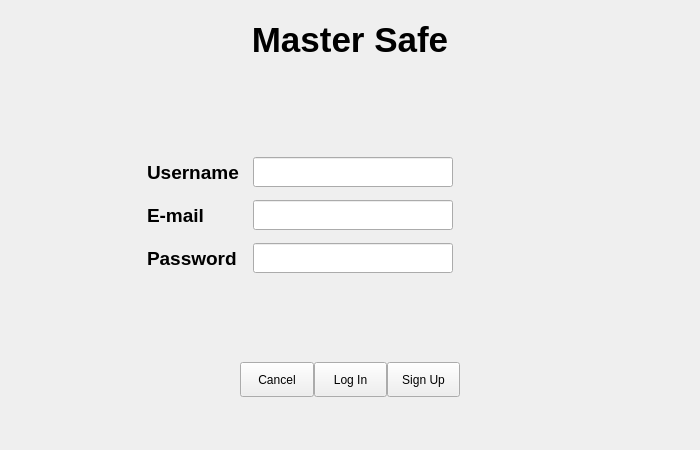
Above: UI/login.ui from milonpabis/MasterPass before the change. Below: the same form after it.
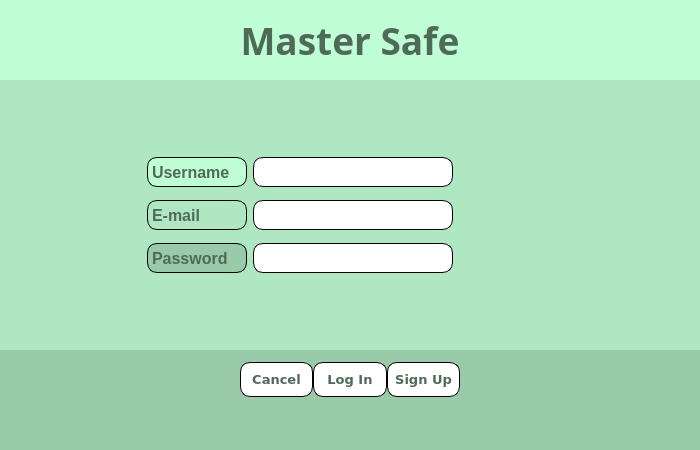
That is the form after the change.

Diff of the .ui file:
```diff
--- a/UI/login.ui
+++ b/UI/login.ui
@@ -55,6 +55,9 @@
        <height>80</height>
       </size>
      </property>
+     <property name="styleSheet">
+      <string notr="true">background-color: rgb(192, 255, 213);</string>
+     </property>
      <property name="frameShape">
       <enum>QFrame::NoFrame</enum>
      </property>
@@ -66,10 +69,15 @@
        <widget class="QLabel" name="label">
         <property name="font">
          <font>
-          <pointsize>26</pointsize>
+          <family>Segoe Print</family>
+          <pointsize>28</pointsize>
+          <italic>false</italic>
           <bold>true</bold>
          </font>
         </property>
+        <property name="styleSheet">
+         <string notr="true">color: rgb(80, 106, 89);</string>
+        </property>
         <property name="text">
          <string>Master Safe</string>
         </property>
@@ -83,6 +91,9 @@
    </item>
    <item>
     <widget class="QFrame" name="frame_2">
+     <property name="styleSheet">
+      <string notr="true">background-color: rgb(174, 231, 193);</string>
+     </property>
      <property name="frameShape">
       <enum>QFrame::NoFrame</enum>
      </property>
@@ -106,10 +117,16 @@
        <widget class="QLabel" name="l_mail">
         <property name="font">
          <font>
-          <pointsize>14</pointsize>
+          <pointsize>12</pointsize>
           <bold>true</bold>
          </font>
         </property>
+        <property name="styleSheet">
+         <string notr="true">color: rgb(80, 106, 89);
+background-color: rgb(174, 231, 193);
+border-radius: 10px;
+border: 1px solid black;</string>
+        </property>
         <property name="text">
          <string>E-mail</string>
         </property>
@@ -135,6 +152,17 @@
           <height>0</height>
          </size>
         </property>
+        <property name="font">
+         <font>
+          <pointsize>10</pointsize>
+          <bold>true</bold>
+         </font>
+        </property>
+        <property name="styleSheet">
+         <string notr="true">border-radius: 10px;
+border: 1px solid black;
+background-color: rgb(255, 255, 255);</string>
+        </property>
        </widget>
       </item>
       <item row="0" column="0">
@@ -153,10 +181,16 @@
         </property>
         <property name="font">
          <font>
-          <pointsize>14</pointsize>
+          <pointsize>12</pointsize>
           <bold>true</bold>
          </font>
         </property>
+        <property name="styleSheet">
+         <string notr="true">color: rgb(80, 106, 89);
+background-color: rgb(192, 255, 213);
+border-radius: 10px;
+border: 1px solid black;</string>
+        </property>
         <property name="text">
          <string>Username</string>
         </property>
@@ -178,10 +212,16 @@
         </property>
         <property name="font">
          <font>
-          <pointsize>14</pointsize>
+          <pointsize>12</pointsize>
           <bold>true</bold>
          </font>
         </property>
+        <property name="styleSheet">
+         <string notr="true">color: rgb(80, 106, 89);
+background-color: rgb(153, 203, 170);
+border-radius: 10px;
+border: 1px solid black;</string>
+        </property>
         <property name="text">
          <string>Password</string>
         </property>
@@ -201,6 +241,17 @@
           <height>30</height>
          </size>
         </property>
+        <property name="font">
+         <font>
+          <pointsize>10</pointsize>
+          <bold>true</bold>
+         </font>
+        </property>
+        <property name="styleSheet">
+         <string notr="true">border-radius: 10px;
+border: 1px solid black;
+background-color: rgb(255, 255, 255);</string>
+        </property>
        </widget>
       </item>
       <item row="2" column="2">
@@ -223,6 +274,17 @@
           <height>0</height>
          </size>
         </property>
+        <property name="font">
+         <font>
+          <pointsize>10</pointsize>
+          <bold>true</bold>
+         </font>
+        </property>
+        <property name="styleSheet">
+         <string notr="true">border-radius: 10px;
+border: 1px solid black;
+background-color: rgb(255, 255, 255);</string>
+        </property>
        </widget>
       </item>
      </layout>
@@ -242,6 +304,9 @@
        <height>100</height>
       </size>
      </property>
+     <property name="styleSheet">
+      <string notr="true">background-color: rgb(153, 203, 170);</string>
+     </property>
      <property name="frameShape">
       <enum>QFrame::NoFrame</enum>
      </property>
@@ -269,6 +334,19 @@
           <height>35</height>
          </size>
         </property>
+        <property name="font">
+         <font>
+          <family>Verdana</family>
+          <pointsize>10</pointsize>
+          <bold>true</bold>
+         </font>
+        </property>
+        <property name="styleSheet">
+         <string notr="true">color: rgb(80, 106, 89);
+background-color: rgb(255, 255, 255);
+border-radius: 10px;
+border: 1px solid black;</string>
+        </property>
         <property name="text">
          <string>Cancel</string>
         </property>
@@ -282,6 +360,19 @@
           <height>35</height>
          </size>
         </property>
+        <property name="font">
+         <font>
+          <family>Verdana</family>
+          <pointsize>10</pointsize>
+          <bold>true</bold>
+         </font>
+        </property>
+        <property name="styleSheet">
+         <string notr="true">color: rgb(80, 106, 89);
+background-color: rgb(255, 255, 255);
+border-radius: 10px;
+border: 1px solid black;</string>
+        </property>
         <property name="text">
          <string>Log In</string>
         </property>
@@ -295,6 +386,19 @@
           <height>35</height>
          </size>
         </property>
+        <property name="font">
+         <font>
+          <family>Verdana</family>
+          <pointsize>10</pointsize>
+          <bold>true</bold>
+         </font>
+        </property>
+        <property name="styleSheet">
+         <string notr="true">color: rgb(80, 106, 89);
+background-color: rgb(255, 255, 255);
+border-radius: 10px;
+border: 1px solid black;</string>
+        </property>
         <property name="text">
          <string>Sign Up</string>
         </property>
```
